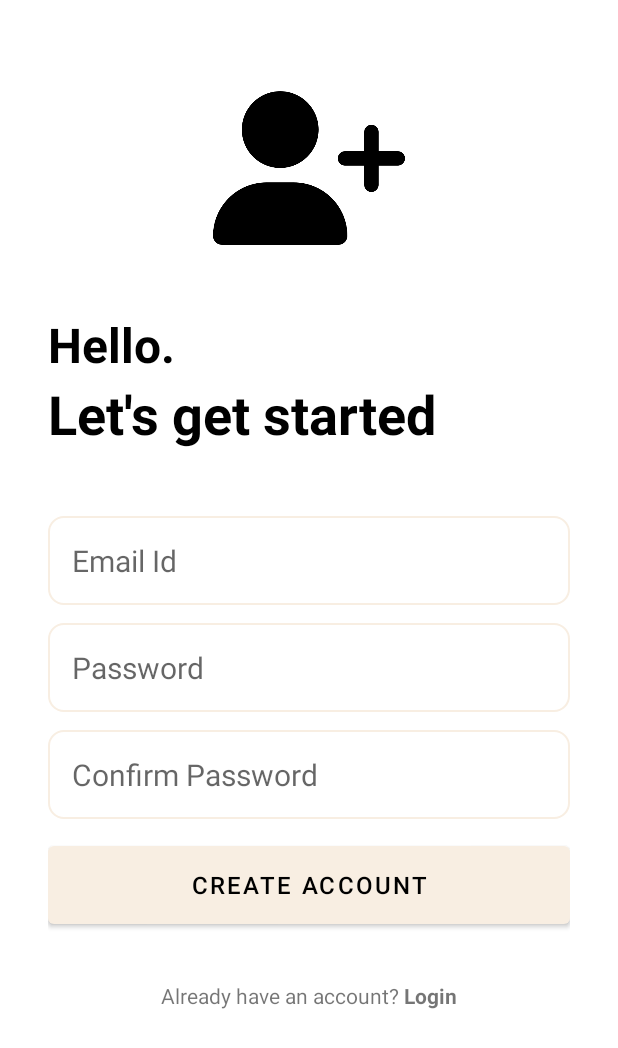
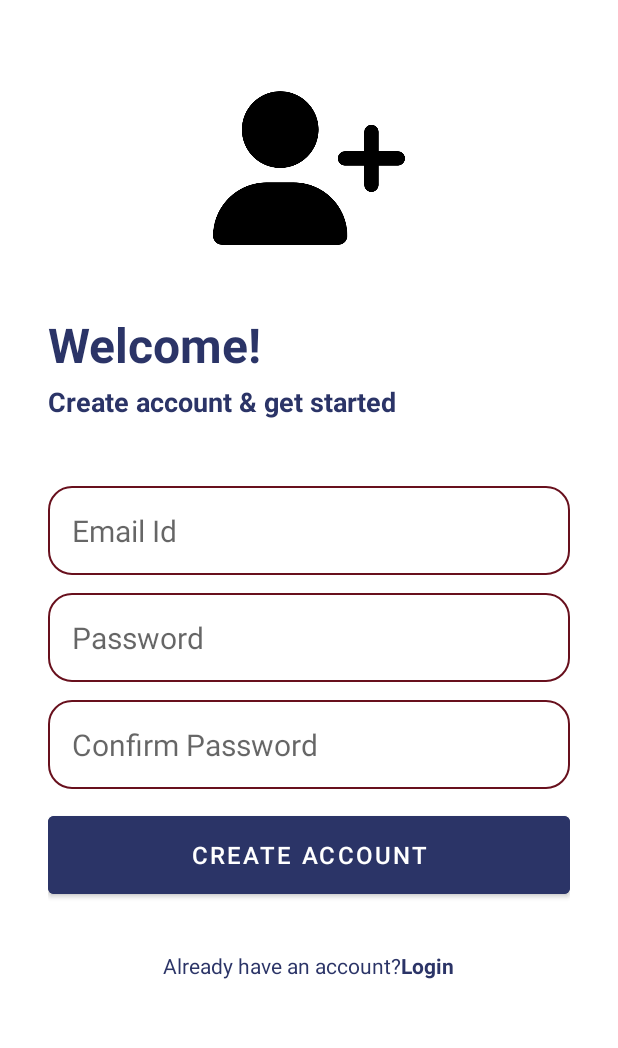
Before and after one commit to saunakshrestha/AndroidStudioProjects, an Android app: the CreateAccountActivity screen opened directly, with no data from a screen before it, on a phone screen of 412 x 824 dp. Shown: the top 1048 px of the screen. Run offline under Robolectric (Android 15) with nearby library versions, the phone set to English and light mode, and no system bars; our stand-ins replace Firebase (no records; nobody signed in at launch, a user with empty details on screens opened directly).

Commit message:
UI changes & String values updated

```diff
--- a/NoteTakingApp/app/src/main/res/drawable/rounded_corner.xml
+++ b/NoteTakingApp/app/src/main/res/drawable/rounded_corner.xml
@@ -1,9 +1,9 @@
 <?xml version="1.0" encoding="utf-8"?>
 <shape xmlns:android="http://schemas.android.com/apk/res/android"
     android:shape="rectangle">
-    <corners android:radius="10dp"/>
+    <corners android:radius="15dp"/>
     <stroke
         android:width="1dp"
-        android:color="@color/my_primary" />
+        android:color="@color/red" />
 
 </shape>
--- a/NoteTakingApp/app/src/main/res/layout/activity_create_account.xml
+++ b/NoteTakingApp/app/src/main/res/layout/activity_create_account.xml
@@ -27,18 +27,20 @@
         <TextView
             android:layout_width="match_parent"
             android:layout_height="wrap_content"
-            android:text="Hello."
+            android:text="@string/welcome"
+
             android:textStyle="bold"
             android:textSize="32sp"
-            android:textColor="@color/black"/>
+            android:paddingBottom="4dp"
+            android:textColor="@color/bluish"/>
 
         <TextView
             android:layout_width="match_parent"
             android:layout_height="wrap_content"
-            android:text="Let's get started"
+            android:text="@string/create_account_get_started"
             android:textStyle="bold"
-            android:textSize="36sp"
-            android:textColor="@color/black"/>
+            android:textSize="18sp"
+            android:textColor="@color/bluish"/>
 
     </LinearLayout>
 
@@ -55,7 +57,7 @@
             android:layout_height="wrap_content"
             android:id="@+id/email_edit_text"
             android:inputType="textEmailAddress"
-            android:hint="Email Id"
+            android:hint="@string/email_id"
             android:textSize="20sp"
             android:background="@drawable/rounded_corner"
             android:padding="16dp"
@@ -66,7 +68,7 @@
             android:layout_height="wrap_content"
             android:id="@+id/password_edit_text"
             android:inputType="textPassword"
-            android:hint="Password"
+            android:hint="@string/password"
             android:textSize="20sp"
             android:background="@drawable/rounded_corner"
             android:padding="16dp"
@@ -78,7 +80,7 @@
             android:layout_height="wrap_content"
             android:id="@+id/confirm_password_edit_text"
             android:inputType="textPassword"
-            android:hint="Confirm Password"
+            android:hint="@string/confirm_password"
             android:textSize="20sp"
             android:background="@drawable/rounded_corner"
             android:padding="16dp"
@@ -89,8 +91,9 @@
             android:layout_width="match_parent"
             android:id="@+id/create_account_btn"
             android:layout_height="64dp"
-            android:text="Create Account"
-            android:textColor="@color/black"
+            android:text="@string/create_account"
+            android:backgroundTint="@color/bluish"
+            android:textColor="@color/white"
             android:layout_marginTop="12dp"
             android:textSize="16sp"
             />
@@ -115,13 +118,15 @@
         <TextView
             android:layout_width="wrap_content"
             android:layout_height="wrap_content"
-            android:text="Already have an account? "/>
+            android:textColor="@color/bluish"
+            android:text="@string/already_have_an_account"/>
         <TextView
             android:layout_width="wrap_content"
             android:layout_height="wrap_content"
             android:textStyle="bold"
+            android:textColor="@color/bluish"
             android:id="@+id/login_text_view_btn"
-            android:text="Login"/>
+            android:text="@string/login"/>
 
     </LinearLayout>
 
--- a/NoteTakingApp/app/src/main/res/layout/activity_main.xml
+++ b/NoteTakingApp/app/src/main/res/layout/activity_main.xml
@@ -15,7 +15,7 @@
             android:layout_width="wrap_content"
             android:layout_height="wrap_content"
             android:id="@+id/page_title"
-            android:text="Notes"
+            android:text="@string/notes"
             android:textSize="32sp"
             android:textColor="@color/black"
             android:textStyle="bold"/>
--- a/NoteTakingApp/app/src/main/res/values/colors.xml
+++ b/NoteTakingApp/app/src/main/res/values/colors.xml
@@ -1,7 +1,9 @@
 <?xml version="1.0" encoding="utf-8"?>
 <resources>
     <color name="my_primary">#f8eee2</color>
-    <color name="dark_red">#da614c</color>
+    <color name="red">#68101D</color>
+    <color name="bluish">#2B3467</color>
+
     <color name="teal_200">#FF03DAC5</color>
     <color name="teal_700">#FF818786</color>
     <color name="black">#FF000000</color>
--- a/NoteTakingApp/app/src/main/res/values/strings.xml
+++ b/NoteTakingApp/app/src/main/res/values/strings.xml
@@ -1,3 +1,20 @@
 <resources>
-    <string name="app_name">Note Taking App</string>
+    <string name="app_name">NoteYard</string>
+    <string name="quote">A Simple Note Taking App...</string>
+    <string name="notes">Notes</string>
+    <string name="welcome">Welcome!</string>
+    <string name="create_account_get_started"><![CDATA[Create account & get started]]></string>
+    <string name="email_id">Email Id</string>
+    <string name="password">Password</string>
+    <string name="confirm_password">Confirm Password</string>
+    <string name="create_account">Create Account</string>
+    <string name="already_have_an_account">Already have an account?</string>
+    <string name="login">Login</string>
+    <string name="add_new_note">Add New Note</string>
+    <string name="title">Title</string>
+    <string name="content">Content</string>
+    <string name="delete_note">Delete note</string>
+    <string name="welcome_back">Welcome Back !</string>
+    <string name="login_get_started"><![CDATA[Login & get started..]]></string>
+    <string name="don_t_have_an_account">Don\'t have an account?</string>
 </resources>
```
Also changed, not shown: NoteTakingApp/app/src/main/res/layout/activity_login.xml (+13 -10 lines), NoteTakingApp/app/src/main/res/layout/activity_note_details.xml (+6 -5 lines), NoteTakingApp/app/src/main/res/layout/activity_splash.xml (+13 -2 lines).
